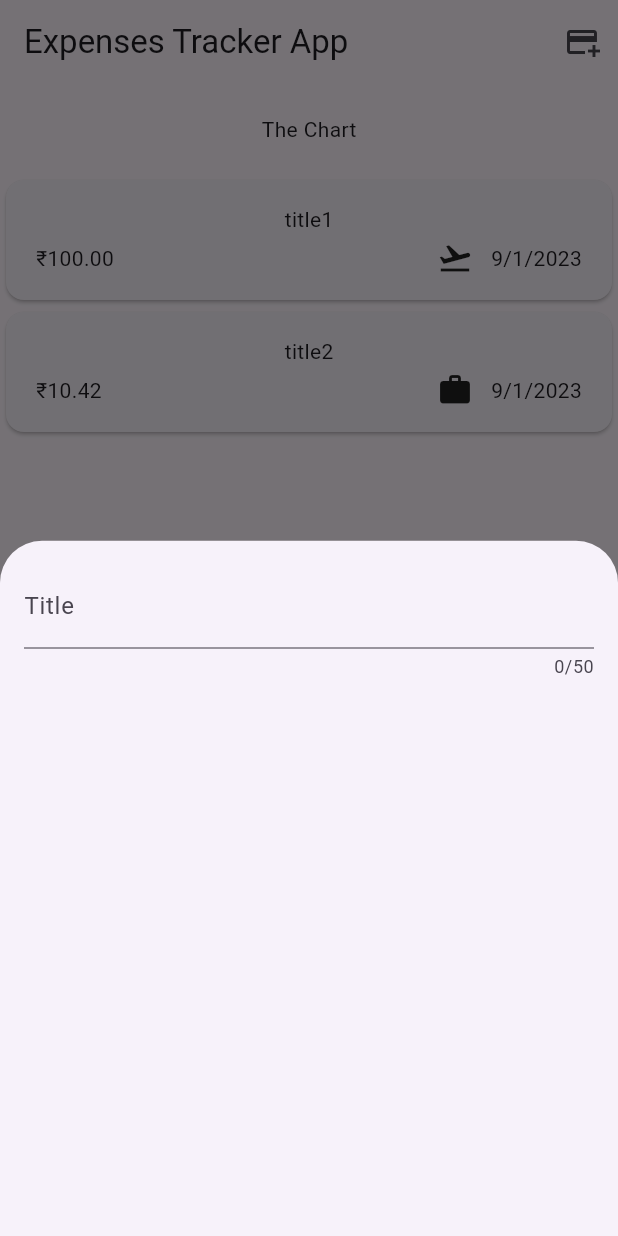
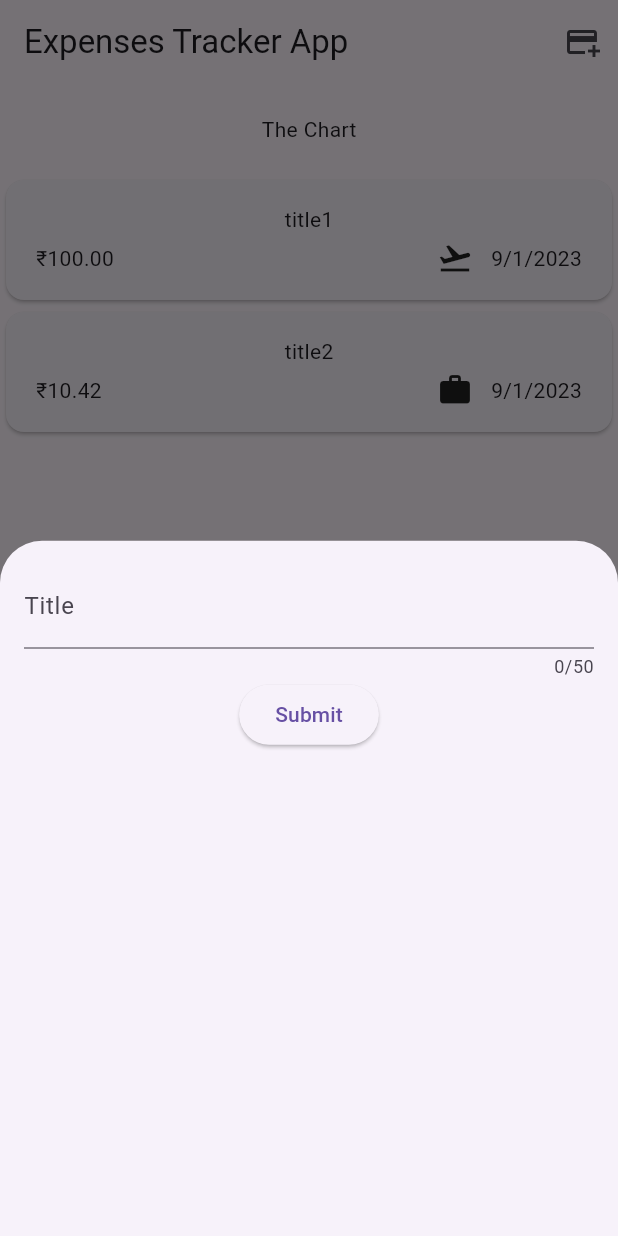
Before and after one commit to yashraj9922/expense_tracker_app, a Flutter app: the screen it shows after launch, after a tap on the "add card" icon, on a phone screen of 412 x 824 dp. Run offline on Flutter 3.47's test engine with Material 2 defaults, Android fonts, the phone set to English and light mode, and no system bars.

```diff
--- a/lib/Widgets/new_expense.dart
+++ b/lib/Widgets/new_expense.dart
@@ -8,24 +8,45 @@ class NewExpense extends StatefulWidget {
   }
 }
 
+// var _enteredTitle = '';
+// void _saveTitleInput(String inputValue) {
+//   _enteredTitle = inputValue;
+// }
+
 class _NewExpenseState extends State<NewExpense> {
+  final _titleController = TextEditingController();
+
+  void dispose() {
+    _titleController.dispose();
+    super.dispose();
+  }
+
   @override
   Widget build(BuildContext context) {
-    return const Padding(
-      padding: EdgeInsets.all(16),
+    return Padding(
+      padding: const EdgeInsets.all(16),
       child: Column(
         children: [
           // Taking input from user
           TextField(
+            // onChanged: _saveTitleInput,
+            controller: _titleController,
             maxLength: 50, // maximum input text length
 
             // keyboardType: TextInputType.name, --> determines which virtual keyboard should be open when user taps the Textfield
 
             // adding label and decoration
-            decoration: InputDecoration(
+            decoration: const InputDecoration(
               label: Text("Title"),
             ),
           ),
+          ElevatedButton(
+            onPressed: () {
+              // print(_enteredTitle);
+              print(_titleController.text);
+            },
+            child: const Text("Submit"),
+          )
         ],
       ),
     );
```
